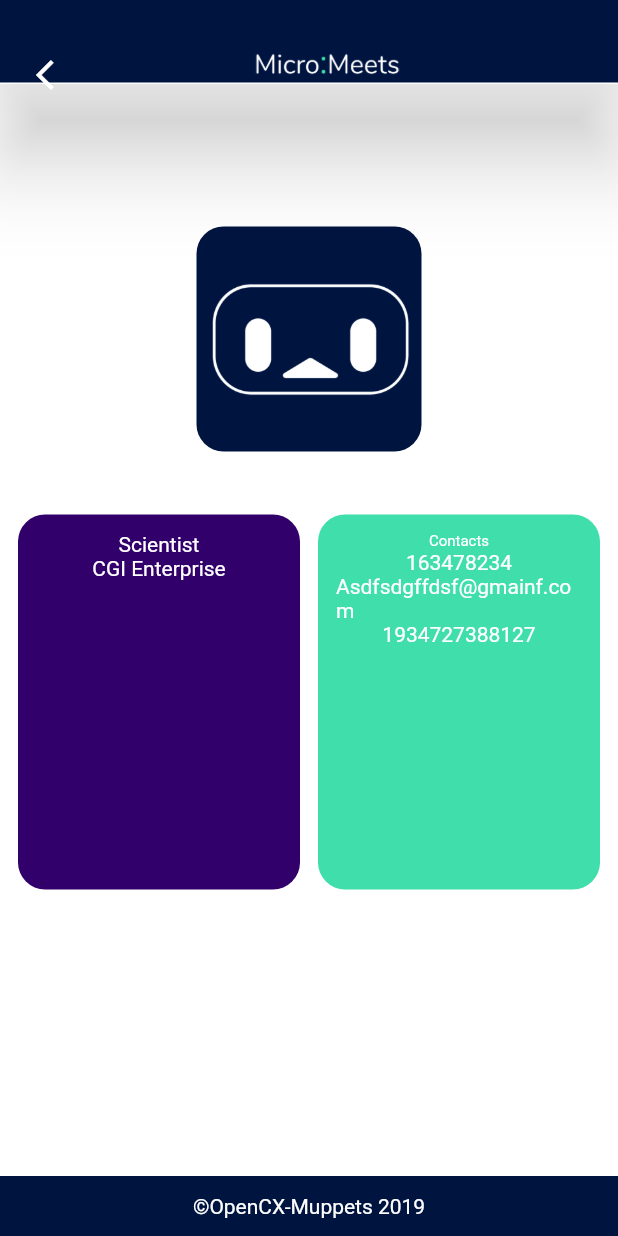
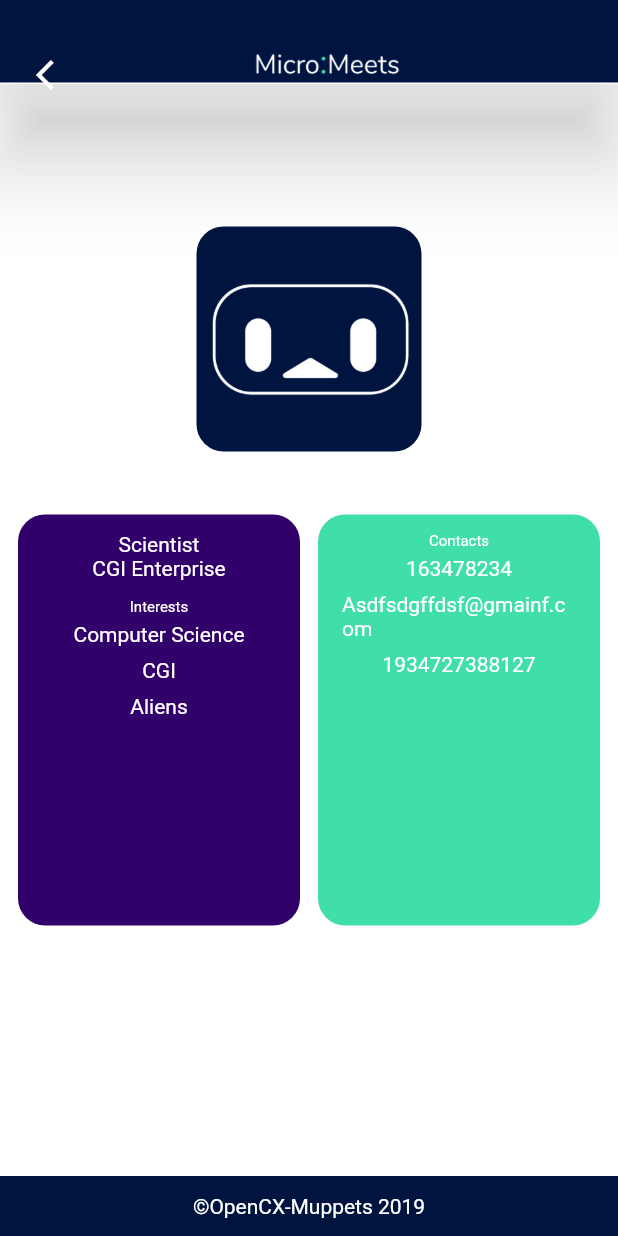
Before and after one commit to softeng-feup/open-cx-muppets, a Flutter app: the FriendProfilePage screen opened directly with empty values, on a phone screen of 412 x 824 dp. Run offline on Flutter 3.47's test engine with Material 2 defaults, Android fonts, the phone set to English and light mode, and no system bars; our stand-ins replace flutter_blue, shared_preferences, sqflite; missing offline and left inert: dart:ffi; accounts and stored records are empty.

Commit message:
Front end Connect and FriendProfile pages

```diff
--- a/app/lib/Pages/FriendProfilePage.dart
+++ b/app/lib/Pages/FriendProfilePage.dart
@@ -57,24 +57,51 @@ class FriendProfilePage extends StatelessWidget {
 
     //get friend's job
     String job = "Scientist";
-    result.add(Text("$job", style: TextStyle(color: Colors.white),));
+    result.add(Text("$job", style: TextStyle(color: Colors.white)));
 
     //get friend's enterprise
     String enterprise = "CGI Enterprise";
     result.add(Text("$enterprise", style: TextStyle(color: Colors.white),));
 
+    result.add(Container(
+        margin: EdgeInsets.only(top: 12.0),
+        child: Text("Interests", style: TextStyle(fontSize: 10.0, color: Colors.white),)
+      )
+    );
+
+    List<String> interests = new List<String>();
+
+    interests.add("Computer Science");
+    interests.add("CGI");
+    interests.add("Aliens");
+
+    for(int i = 0; i < interests.length; i++){
+      String interest = interests[i];
+
+      result.add(
+          Container(
+              margin: EdgeInsets.all(4.0),
+              child:Text("$interest", style: TextStyle(color: Colors.white),)
+          )
+      );
+    }
+
     return Expanded(
         child:Container(
-          height: 250,
           padding: EdgeInsets.all(12.0),
           margin: EdgeInsets.only(top:12.0, bottom: 12.0, left: 12.0, right: 6.0),
           decoration: BoxDecoration(
               borderRadius: BorderRadius.circular(18.0),
               color: purpleButton
             ),
+          child: ConstrainedBox(
+            constraints: BoxConstraints(
+              minHeight: 250
+            ),
             child: Column(
                 children: result
             ),
+          )
         )
     );
   }
@@ -94,22 +121,31 @@ class FriendProfilePage extends StatelessWidget {
     for(int i = 0; i < contacts.length; i++){
       String contact = contacts[i];
 
-      result.add(Text("$contact", style: TextStyle(color: Colors.white),));
+      result.add(
+          Container(
+              margin: EdgeInsets.all(4.0),
+              child:Text("$contact", style: TextStyle(color: Colors.white),)
+          )
+      );
     }
 
     return Expanded(
       child:Container(
-        height: 250,
         padding: EdgeInsets.all(12.0),
         margin: EdgeInsets.only(top:12.0, bottom: 12.0, left: 6.0, right: 12.0),
         decoration: BoxDecoration(
               borderRadius: BorderRadius.circular(18.0),
               color: teal
           ),
+        child: ConstrainedBox(
+          constraints: BoxConstraints(
+              minHeight: 250
+          ),
           child: Column(
               children: result
           ),
         )
+      )
     );
   }
 }
```
Lines whose indentation alone changed are shown as unchanged.
